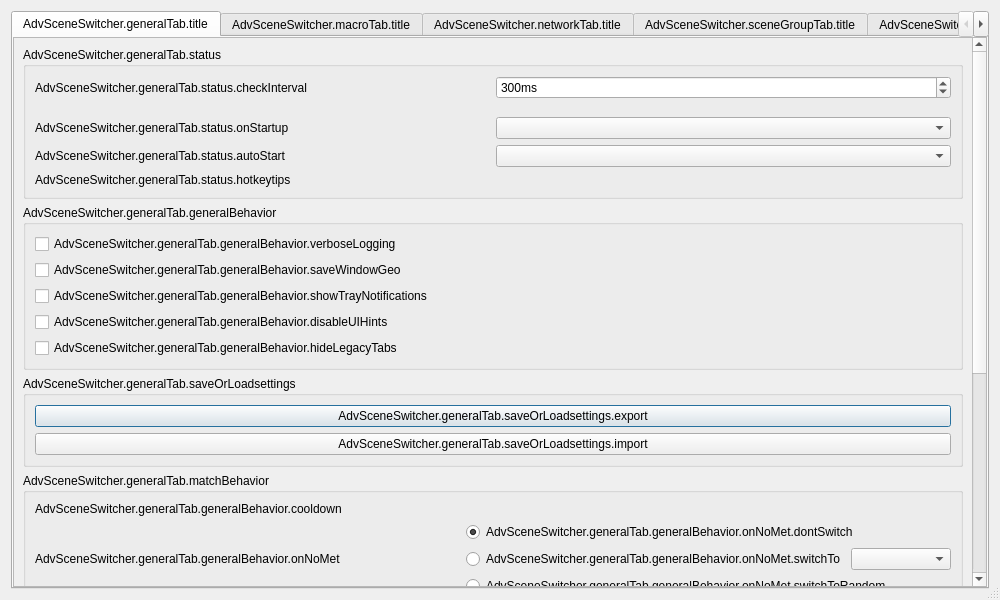
This is forms/advanced-scene-switcher.ui in WarmUpTill/SceneSwitcher as Qt 5 draws it before an edit. The edited form follows.
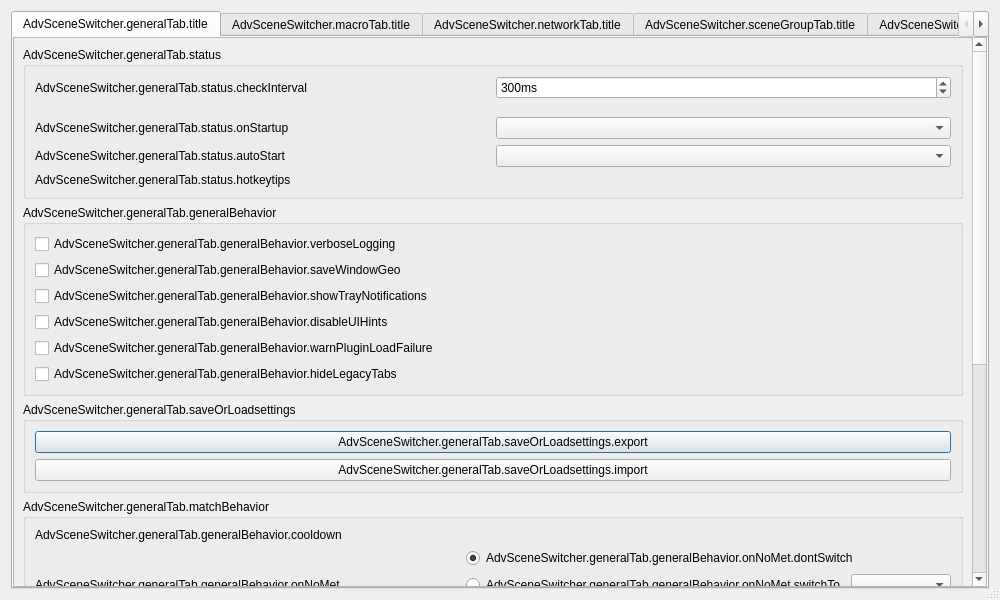
This is the edited form. Icons and pictures are not drawn. Custom widgets are drawn as their Qt base class.

Commit message: Display warning if plugin could not be loaded

What changed in the file:
```diff
--- a/forms/advanced-scene-switcher.ui
+++ b/forms/advanced-scene-switcher.ui
@@ -256,6 +256,30 @@
                     </item>
                    </layout>
                   </item>
+                  <item>
+                   <layout class="QHBoxLayout" name="horizontalLayout_26">
+                    <item>
+                     <widget class="QCheckBox" name="warnPluginLoadFailure">
+                      <property name="text">
+                       <string>AdvSceneSwitcher.generalTab.generalBehavior.warnPluginLoadFailure</string>
+                      </property>
+                     </widget>
+                    </item>
+                    <item>
+                     <spacer name="horizontalSpacer_19">
+                      <property name="orientation">
+                       <enum>Qt::Horizontal</enum>
+                      </property>
+                      <property name="sizeHint" stdset="0">
+                       <size>
+                        <width>40</width>
+                        <height>20</height>
+                       </size>
+                      </property>
+                     </spacer>
+                    </item>
+                   </layout>
+                  </item>
                   <item>
                    <layout class="QHBoxLayout" name="horizontalLayout_24">
                     <item>
```
The commit also changes 5 other files.
